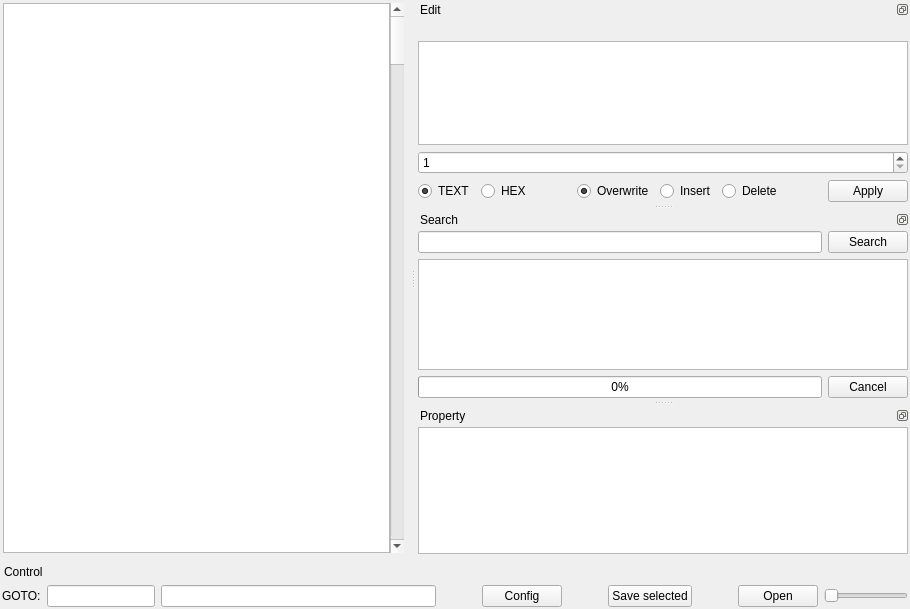
First picture: the form in mainwindow.ui, repository chipmunk-sm/HexEditor, before the edit.
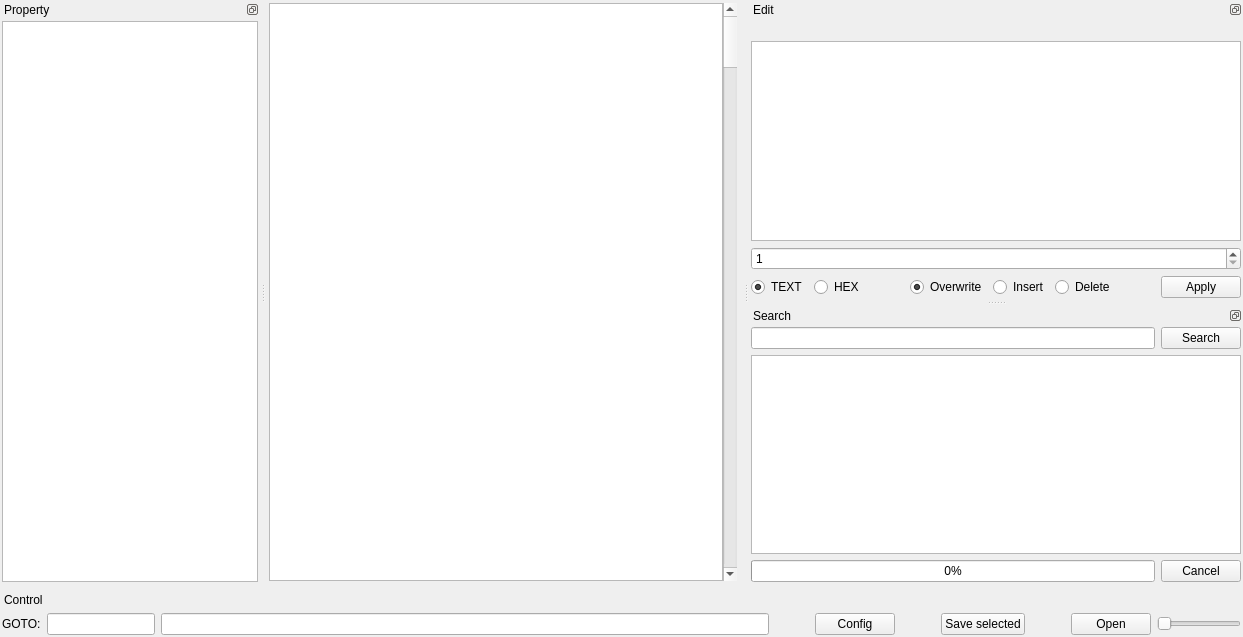
Second picture: the form after the edit. Custom widgets are drawn as their Qt base class.

Diff of the .ui file:
```diff
--- a/mainwindow.ui
+++ b/mainwindow.ui
@@ -6,8 +6,8 @@
    <rect>
     <x>0</x>
     <y>0</y>
-    <width>910</width>
-    <height>609</height>
+    <width>1243</width>
+    <height>637</height>
    </rect>
   </property>
   <property name="windowTitle">
@@ -279,7 +279,17 @@
      <item>
       <layout class="QHBoxLayout" name="horizontalLayout_4">
        <item>
-        <widget class="QLineEdit" name="lineEdit_searchtext"/>
+        <widget class="QLineEdit" name="lineEdit_searchtext">
+         <property name="inputMask">
+          <string notr="true"/>
+         </property>
+         <property name="maxLength">
+          <number>256</number>
+         </property>
+         <property name="clearButtonEnabled">
+          <bool>true</bool>
+         </property>
+        </widget>
        </item>
        <item>
         <widget class="QPushButton" name="pushButton_search">
@@ -332,7 +342,7 @@
     <string>Property</string>
    </property>
    <attribute name="dockWidgetArea">
-    <number>2</number>
+    <number>1</number>
    </attribute>
    <widget class="QWidget" name="dockWidgetContents">
     <layout class="QVBoxLayout" name="verticalLayout_4">
```
